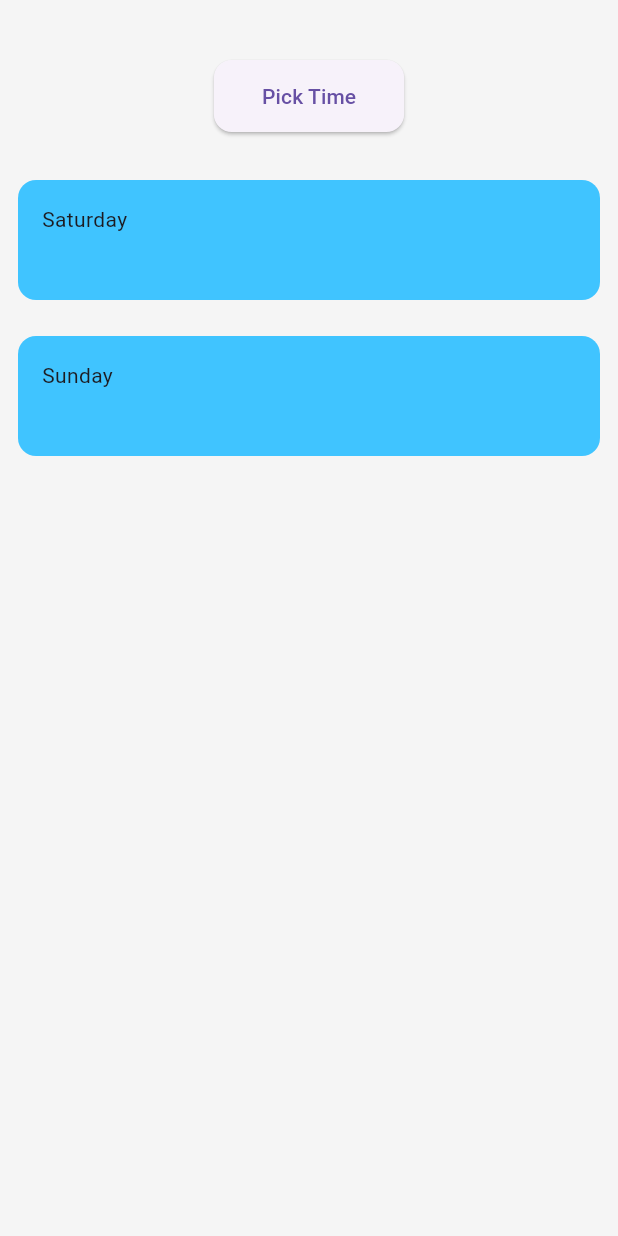
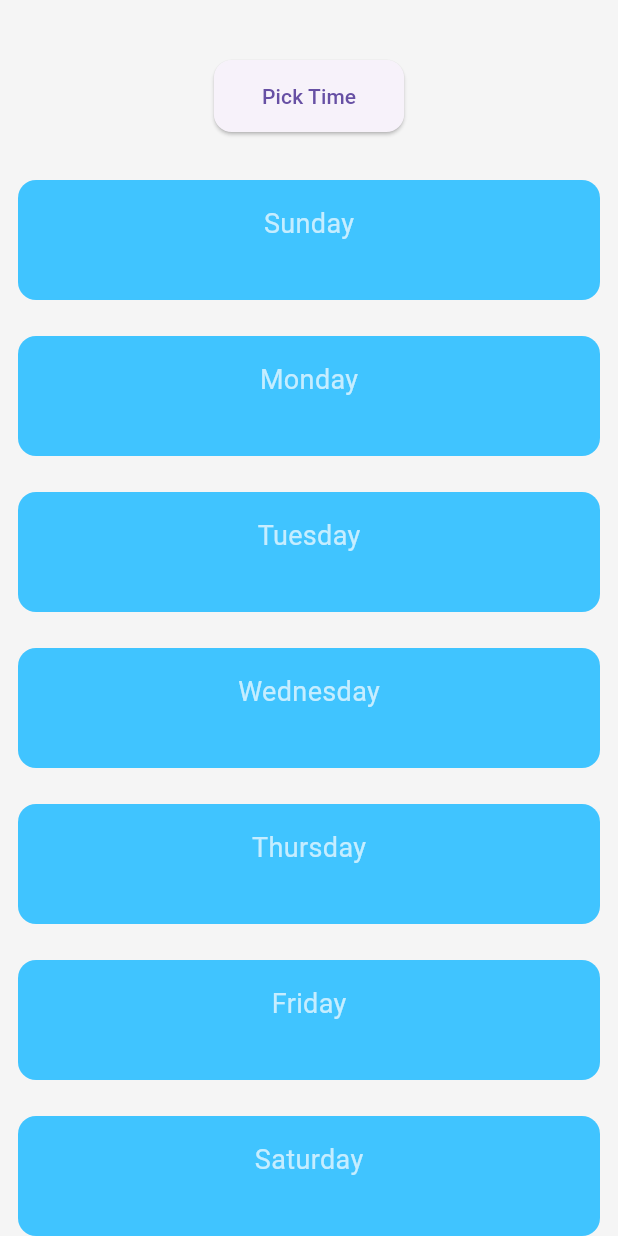
Before and after one commit to Danish9111/mess, a Flutter app: the TimePicker24Hour screen opened directly, on a phone screen of 412 x 824 dp. Run offline on Flutter 3.47's test engine with Material 3 defaults, Android fonts, the phone set to English and light mode, and no system bars; our stand-ins replace carousel_slider, cloud_firestore, firebase_auth, firebase_core, flutter_rating_bar, flutter_riverpod and 5 more; accounts and stored records are empty.

Commit message:
Refactor ExpandableContainerList: enhance day display and improve layout for better readability

```diff
--- a/lib/screens/profile_screen/admin_profile/admin_profile.dart
+++ b/lib/screens/profile_screen/admin_profile/admin_profile.dart
@@ -146,12 +146,22 @@ class _ExpandableContainerListState extends State<ExpandableContainerList> {
 
   @override
   Widget build(BuildContext context) {
-    return ListView.builder(
+    return SingleChildScrollView(
+      child: ListView.builder(
         shrinkWrap: true,
         physics: const NeverScrollableScrollPhysics(),
-      itemCount: 2, // number of cousin containers
+        itemCount: 7, // number of cousin containers
         itemBuilder: (context, index) {
           bool isExpanded = expandedIndex == index;
+          final days = [
+            'Sunday',
+            'Monday',
+            'Tuesday',
+            'Wednesday',
+            'Thursday',
+            'Friday',
+            'Saturday'
+          ];
           return GestureDetector(
             onTap: () {
               setState(() {
@@ -171,7 +181,14 @@ class _ExpandableContainerListState extends State<ExpandableContainerList> {
                   child: Column(
                     crossAxisAlignment: CrossAxisAlignment.start,
                     children: [
-                    index == 0 ? const Text("Saturday") : const Text('Sunday'),
+                      Center(
+                        child: Text(
+                          days[index],
+                          style: const TextStyle(
+                              color: Colors.white70, fontSize: 18),
+                        ),
+                      ),
+                      const SizedBox(height: 16),
                       if (isExpanded) ...[
                         const SizedBox(height: 16),
                         const Text("More field 1",
@@ -185,6 +202,7 @@ class _ExpandableContainerListState extends State<ExpandableContainerList> {
                 )),
           );
         },
+      ),
     );
   }
 }
```
Lines whose indentation alone changed are shown as unchanged.
